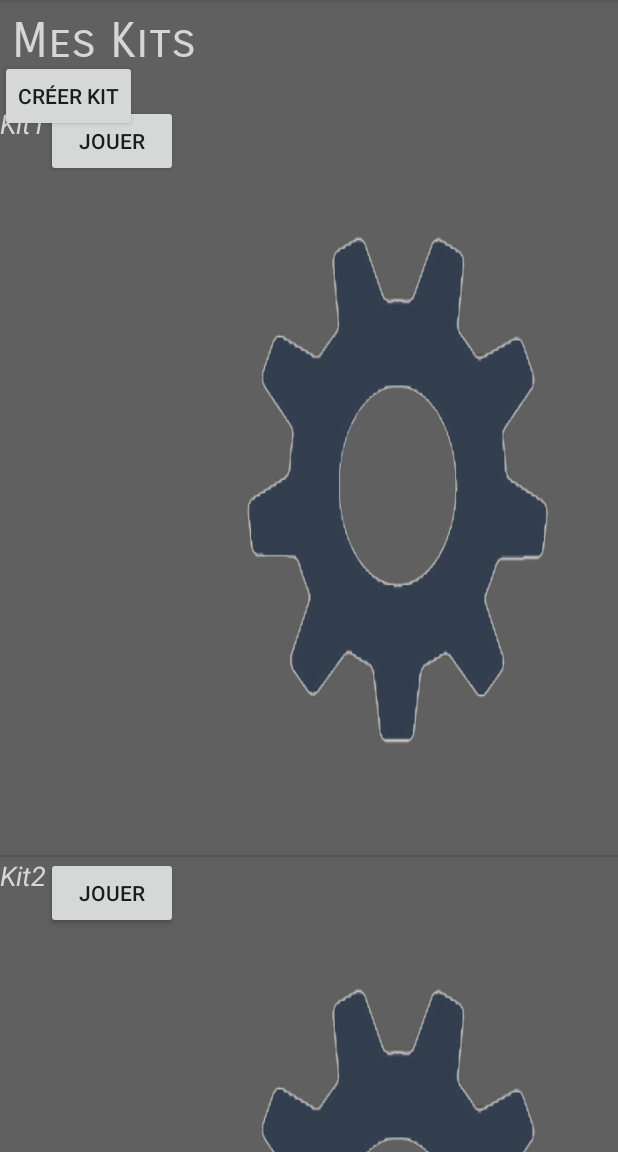
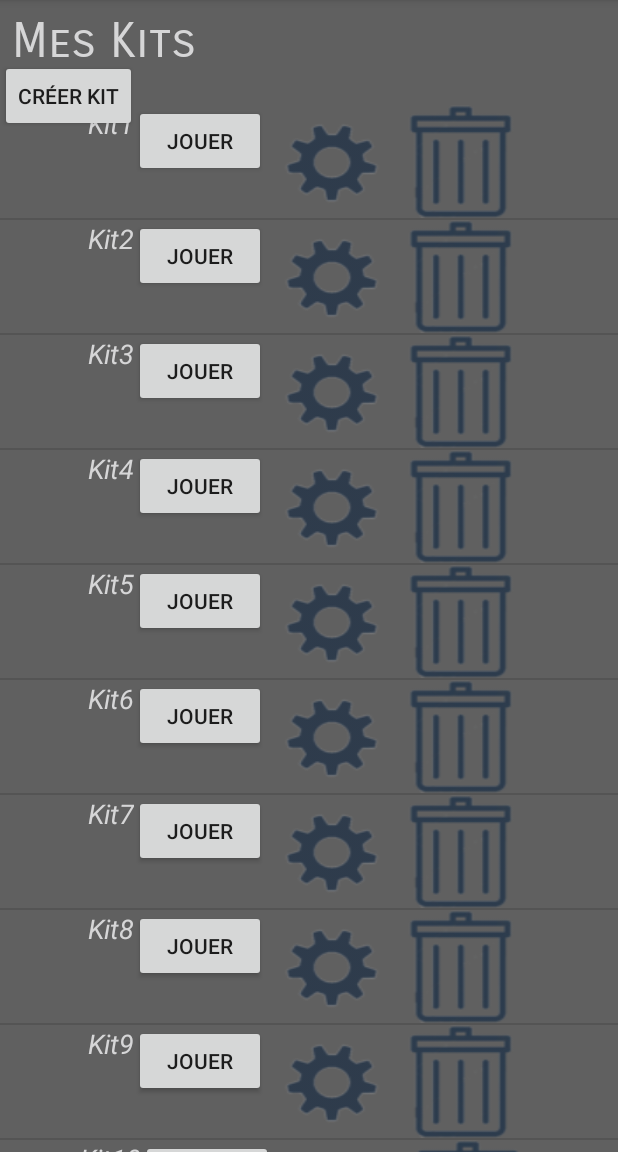
Before and after one commit to BaptisteGuer/PTS3_JDS, an Android app: the screen it shows after launch (MainActivity), on a phone screen of 412 x 824 dp, the part 84-1236 px from its top. Run offline under Robolectric (Android 15) with nearby library versions, the phone set to English and light mode, and no system bars.

Commit message:
Refonte liste

```diff
--- a/app/src/main/java/com/example/pierre/jeuxdesocit/MainActivity.java
+++ b/app/src/main/java/com/example/pierre/jeuxdesocit/MainActivity.java
@@ -34,7 +34,7 @@ public class MainActivity extends AppCompatActivity {
         create_kit.setText("Créer Kit");
         create_kit.setOnClickListener(new View.OnClickListener(){
             public void onClick(View v) {
-                Intent intent = new Intent(MainActivity.this, Kit.class);
+                Intent intent = new Intent(MainActivity.this, ModifierKitActivity.class);
                 startActivity(intent);
             }
         });
--- a/app/src/main/java/com/example/pierre/jeuxdesocit/MyCustomAdapter.java
+++ b/app/src/main/java/com/example/pierre/jeuxdesocit/MyCustomAdapter.java
@@ -54,7 +54,7 @@ public class MyCustomAdapter extends BaseAdapter implements ListAdapter {
         Button suppr = view.findViewById(R.id.delete);
         Button jouer = view.findViewById(R.id.play);
 
-        Log.e("taille",parent.getHeight()+"");
+        Log.e("taille",view.getHeight()+"");
 
 
         suppr.setOnClickListener(new View.OnClickListener(){
--- a/app/src/main/res/layout/activity_main.xml
+++ b/app/src/main/res/layout/activity_main.xml
@@ -41,15 +41,15 @@
 
     <ListView
         android:id="@+id/kitsList"
-        android:layout_width="match_parent"
-        android:layout_height="match_parent"
-        android:layout_alignParentTop="true"
+        android:layout_width="wrap_content"
+        android:layout_height="wrap_content"
         android:layout_alignParentEnd="true"
         android:layout_alignParentRight="true"
+        android:layout_alignParentTop="true"
+        android:layout_marginEnd="0dp"
+        android:layout_marginRight="0dp"
         android:layout_marginStart="0dp"
         android:layout_marginTop="70dp"
-        android:layout_marginEnd="0dp"
-        android:layout_marginRight="0dp"
         android:gravity="center" />
 
 </RelativeLayout>
--- a/app/src/main/res/layout/custom_list_kits.xml
+++ b/app/src/main/res/layout/custom_list_kits.xml
@@ -2,8 +2,8 @@
 <LinearLayout xmlns:android="http://schemas.android.com/apk/res/android"
     xmlns:app="http://schemas.android.com/apk/res-auto"
     xmlns:tools="http://schemas.android.com/tools"
-    android:layout_width="match_parent"
-    android:layout_height="match_parent"
+    android:layout_width="wrap_content"
+    android:layout_height="wrap_content"
     android:background="#606060"
     android:baselineAligned="false"
     android:gravity="top|center"
@@ -45,8 +45,8 @@
 
         <Button
             android:id="@+id/settings"
-            android:layout_width="wrap_content"
-            android:layout_height="wrap_content"
+            android:layout_width="match_parent"
+            android:layout_height="match_parent"
             android:background="@drawable/settings"
             android:visibility="visible" />
     </LinearLayout>
@@ -58,10 +58,10 @@
 
         <Button
             android:id="@+id/delete"
-            android:layout_width="wrap_content"
+            android:layout_width="match_parent"
+            android:layout_height="match_parent"
             android:background="@drawable/delete"
-            android:visibility="visible"
-            android:layout_height="wrap_content" />
+            android:visibility="visible" />
     </LinearLayout>
 
 </LinearLayout>
```
Also changed, not shown: app/src/main/res/drawable/delete.png, app/src/main/res/drawable/settings.png.
